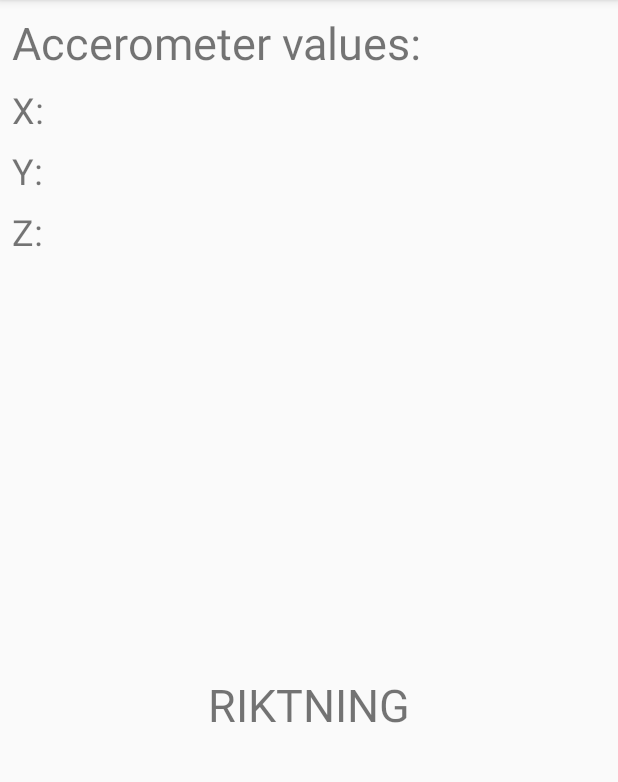
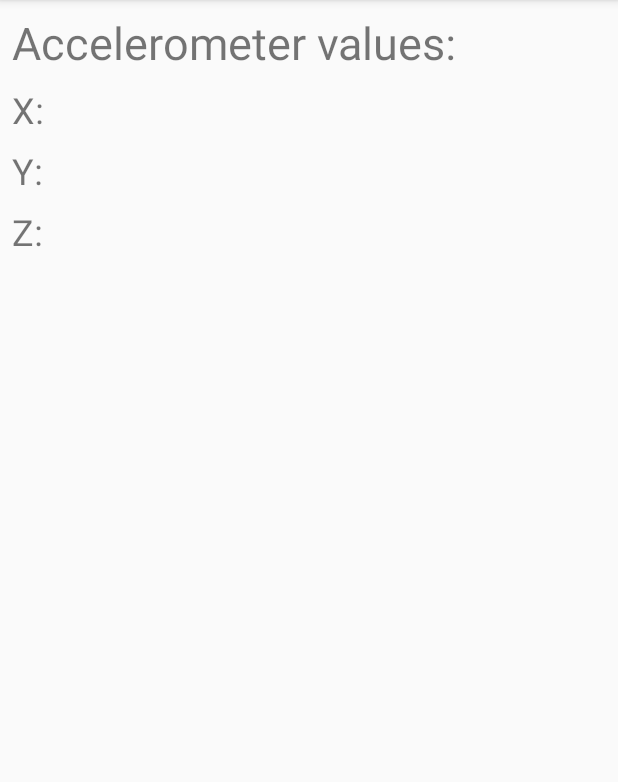
Before and after one commit to JoakimRudberg/MAMN01, an Android app: the Accelerometer screen opened directly, with no data from a screen before it, on a phone screen of 412 x 824 dp, the part 84-866 px from its top. Run offline under Robolectric (Android 15) with nearby library versions, the phone set to English and light mode, and no system bars.

Commit message:
ACCELEROMETER: DIRECTION + LOWPASS moved

```diff
--- a/app/src/main/res/layout/activity_accelerometer.xml
+++ b/app/src/main/res/layout/activity_accelerometer.xml
@@ -13,7 +13,7 @@
         android:layout_marginStart="8dp"
         android:layout_marginLeft="8dp"
         android:layout_marginTop="8dp"
-        android:text="Accerometer values:"
+        android:text="@string/accelerometer_values"
         android:textSize="30sp"
         app:layout_constraintStart_toStartOf="parent"
         app:layout_constraintTop_toTopOf="parent" />
@@ -25,7 +25,7 @@
         android:layout_marginStart="8dp"
         android:layout_marginLeft="8dp"
         android:layout_marginTop="8dp"
-        android:text="X: "
+        android:text="@string/x"
         android:textSize="24sp"
         app:layout_constraintStart_toStartOf="parent"
         app:layout_constraintTop_toBottomOf="@+id/textViewTitle" />
@@ -37,7 +37,7 @@
         android:layout_marginStart="8dp"
         android:layout_marginLeft="8dp"
         android:layout_marginTop="8dp"
-        android:text="Y:"
+        android:text="@string/y"
         android:textSize="24sp"
         app:layout_constraintStart_toStartOf="parent"
         app:layout_constraintTop_toBottomOf="@+id/TextViewX" />
@@ -49,7 +49,7 @@
         android:layout_marginStart="8dp"
         android:layout_marginLeft="8dp"
         android:layout_marginTop="8dp"
-        android:text="Z:"
+        android:text="@string/z"
         android:textSize="24sp"
         app:layout_constraintStart_toStartOf="parent"
         app:layout_constraintTop_toBottomOf="@+id/TextViewY" />
@@ -62,7 +62,6 @@
         android:layout_marginEnd="8dp"
         android:layout_marginStart="8dp"
         android:layout_marginTop="8dp"
-        android:text="RIKTNING"
         android:textSize="30sp"
         app:layout_constraintBottom_toBottomOf="parent"
         app:layout_constraintEnd_toEndOf="parent"
--- a/app/src/main/res/values/strings.xml
+++ b/app/src/main/res/values/strings.xml
@@ -2,9 +2,9 @@
     <string name="app_name">MyApplication1</string>
     <string name="accelerometer">Accelerometer</string>
     <string name="coordinate">%1$s: %2$s</string>
-    <string name="noDirection">Not moving</string>
-    <string name="oneDirection">Moving %1$s</string>
-    <string name="twoDirections">Moving %1$s and %2$s</string>
-    <string name="threeDirections">Moving %1$s and %2$s and %3$s</string>
     <string name="_0">0°</string>
+    <string name="x">X:</string>
+    <string name="y">Y:</string>
+    <string name="z">Z:</string>
+    <string name="accelerometer_values">Accelerometer values:</string>
 </resources>
```
Also changed, not shown: app/src/main/java/com/example/joakim/myapplication1/Accelerometer.java (+48 -50 lines), app/src/main/java/com/example/joakim/myapplication1/lowPass.java (deleted, +0 -21 lines).
